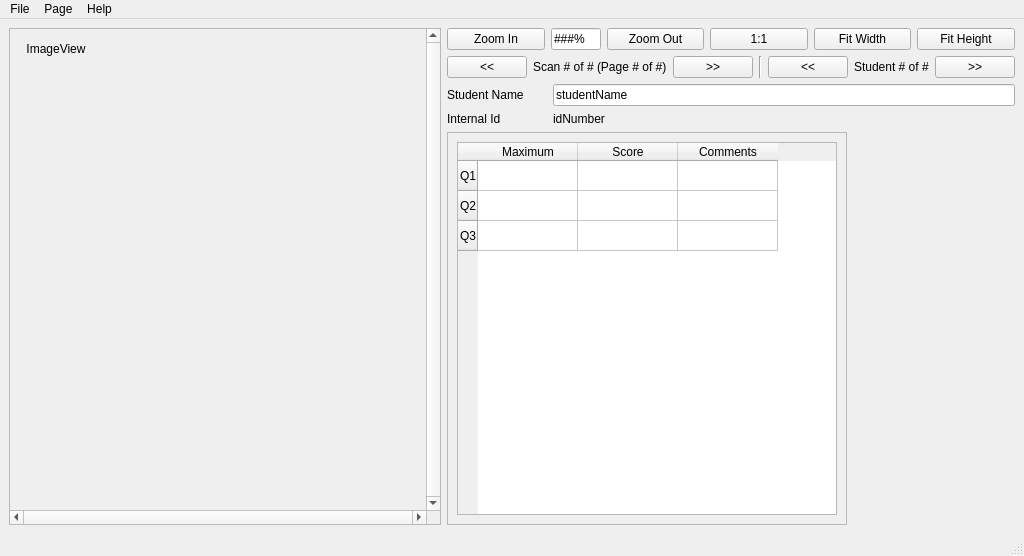
This is mainwindow.ui in waynepiekarski/qtgrader as Qt 5 draws it before an edit. The edited form follows.
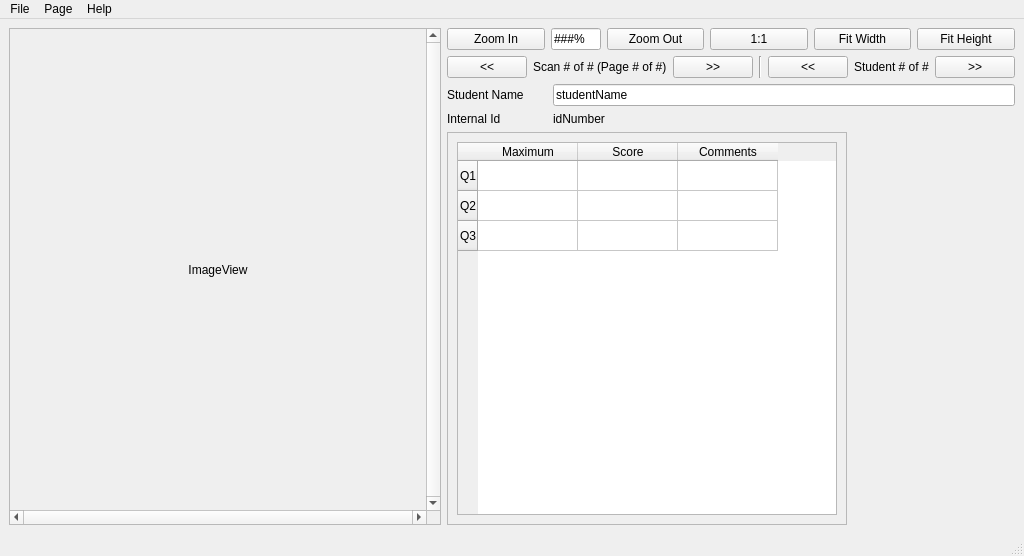
This is the edited form.

Commit message: Get scroll bars back since I broke the layout, but now changing between images resizes everything

Diff of the .ui file:
```diff
--- a/mainwindow.ui
+++ b/mainwindow.ui
@@ -41,17 +41,11 @@
          <height>472</height>
         </rect>
        </property>
+       <layout class="QHBoxLayout" name="horizontalLayout_7">
+        <item>
        <widget class="QLabel" name="image">
-        <property name="geometry">
-         <rect>
-          <x>12</x>
-          <y>12</y>
-          <width>68</width>
-          <height>16</height>
-         </rect>
-        </property>
         <property name="sizePolicy">
-         <sizepolicy hsizetype="Ignored" vsizetype="Ignored">
+           <sizepolicy hsizetype="Preferred" vsizetype="Preferred">
           <horstretch>0</horstretch>
           <verstretch>0</verstretch>
          </sizepolicy>
@@ -66,6 +60,8 @@
          <set>Qt::AlignCenter</set>
         </property>
        </widget>
+        </item>
+       </layout>
       </widget>
      </widget>
     </item>
```
Left out of the diff: 2 changed lines with no effect on the pictures. Lines whose indentation alone changed are shown as unchanged.
